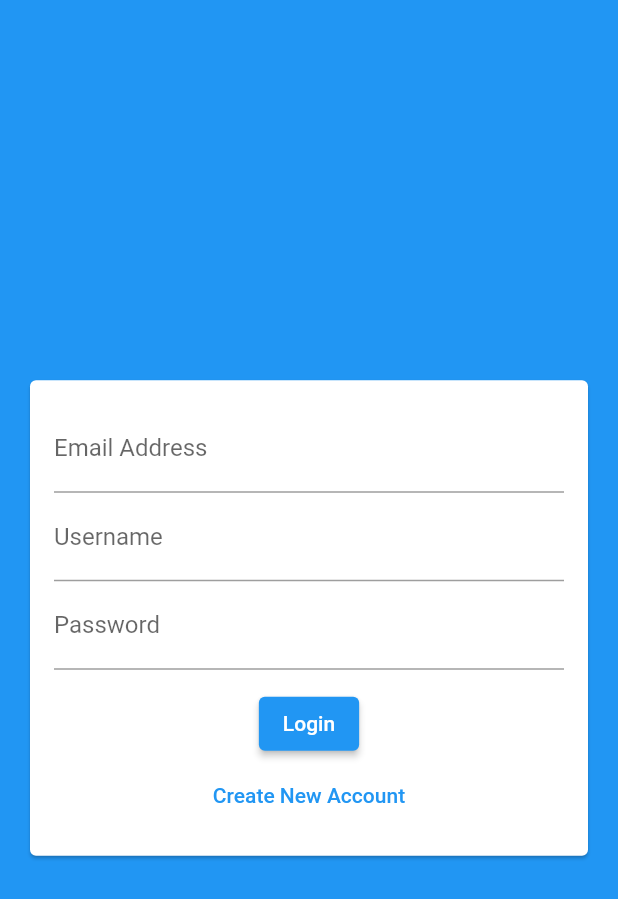
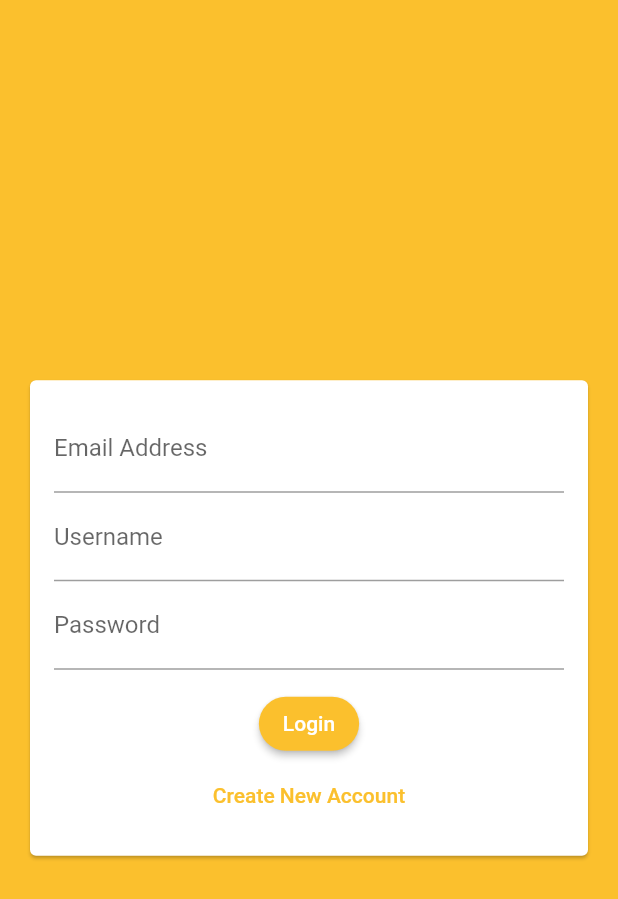
Before and after one commit to dondonjedd/chat-app, a Flutter app: the screen it shows after launch, on a phone screen of 412 x 824 dp. Shown: the top 899 px of the screen. Run offline on Flutter 3.47's test engine with Material 2 defaults, Android fonts, the phone set to English and light mode, and no system bars; our stand-ins replace cloud_firestore, firebase_core; accounts and stored records are empty.

Commit message:
change App theme of application

```diff
--- a/lib/main.dart
+++ b/lib/main.dart
@@ -17,8 +17,15 @@ class MyApp extends StatelessWidget {
     return MaterialApp(
       title: 'Flutter Demo',
       theme: ThemeData(
-        primarySwatch: Colors.blue,
-      ),
+          colorScheme: ThemeData.light().colorScheme.copyWith(
+                primary: Colors.yellow[700],
+                secondary: Colors.blue[700],
+              ),
+          elevatedButtonTheme: ElevatedButtonThemeData(
+              style: ElevatedButton.styleFrom(
+                  backgroundColor: Theme.of(context).colorScheme.primary,
+                  shape: RoundedRectangleBorder(
+                      borderRadius: BorderRadius.circular(30))))),
       home: const AuthScreen(),
     );
   }
--- a/lib/screens/auth_screen.dart
+++ b/lib/screens/auth_screen.dart
@@ -12,7 +12,7 @@ class _AuthScreenState extends State<AuthScreen> {
   @override
   Widget build(BuildContext context) {
     return Scaffold(
-        backgroundColor: Theme.of(context).primaryColor,
+        backgroundColor: Theme.of(context).colorScheme.primary,
         body: const AuthForm());
   }
 }
--- a/lib/widgets/auth_form.dart
+++ b/lib/widgets/auth_form.dart
@@ -34,7 +34,12 @@ class _AuthFormState extends State<AuthForm> {
                 const SizedBox(
                   height: 12,
                 ),
-                ElevatedButton(onPressed: () {}, child: const Text('Login')),
+                ElevatedButton(
+                    onPressed: () {},
+                    style: ButtonStyle(
+                        backgroundColor: MaterialStatePropertyAll(
+                            Theme.of(context).colorScheme.primary)),
+                    child: const Text('Login')),
                 TextButton(
                     onPressed: () {}, child: const Text('Create New Account')),
               ],
```
